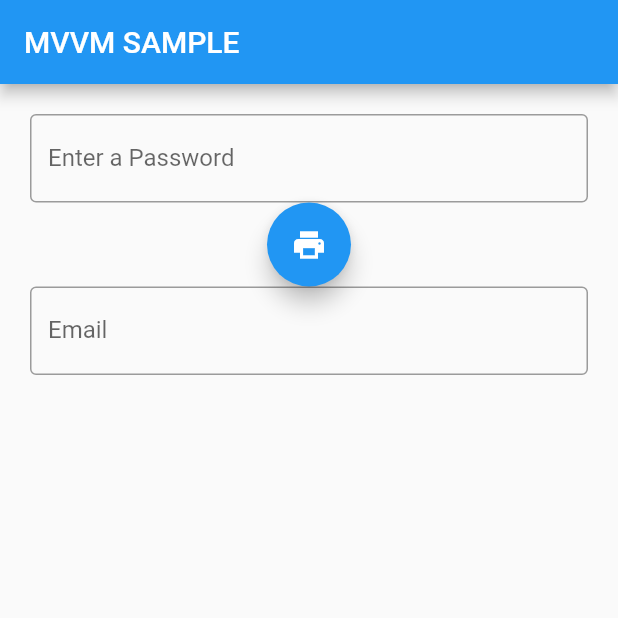
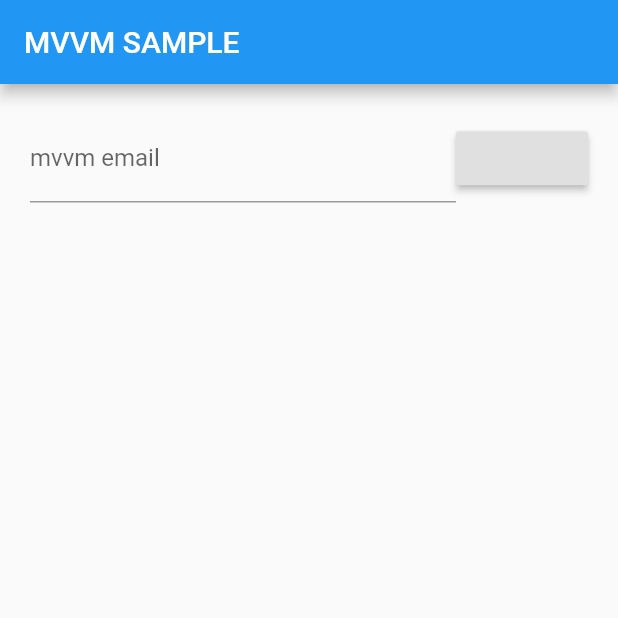
Before and after one commit to rekafekili/MobileProgramming, a Flutter app: the screen it shows after launch, on a phone screen of 412 x 824 dp, the top half of it. Run offline on Flutter 3.47's test engine with Material 2 defaults, Android fonts, the phone set to English and light mode, and no system bars.

Commit message:
Simply Make MVVM App in Flutter : "Finish"

```diff
--- a/flutter_mvvm_example/lib/view/main.dart
+++ b/flutter_mvvm_example/lib/view/main.dart
@@ -1,4 +1,5 @@
 import 'package:flutter/material.dart';
+import 'package:fluttermvvmexample/viewmodel/main_viewmodel.dart';
 
 void main() {
   runApp(MyApp());
@@ -29,21 +30,12 @@ class _MyHomePageState extends State<MyHomePage> {
   var _isEmailValid;
   var _emailErrorText;
 
+  final _viewModel = SubscriptionViewModelImpl();
+
   @override
   void initState() {
-    textFieldController.addListener(() {
-      var email = textFieldController.text;
-      var isValid = EmailValidator.isEmailValid(email);
-      var errorText;
-      if (!isValid) {
-        errorText = "Invalid Email";
-      }
-
-      setState(() {
-        _isEmailValid = isValid;
-        _emailErrorText = errorText;
-      });
-    });
+    textFieldController.addListener(
+        () => _viewModel.inputMailText.add(textFieldController.text));
     super.initState();
   }
 
@@ -55,36 +47,30 @@ class _MyHomePageState extends State<MyHomePage> {
           margin: EdgeInsets.fromLTRB(20, 20, 20, 20),
           child: Column(
             children: <Widget>[
-              TextField(
-                controller: textFieldController,
-                obscureText: true,
-                decoration: InputDecoration(
-                    border: OutlineInputBorder(),
-                    labelText: 'Enter a Password'),
-              ),
-              FloatingActionButton(
-                child: Icon(Icons.print),
-                onPressed: () => showDialog(
-                    context: context,
-                    builder: (context) {
-                      return AlertDialog(
-                        content: Text(textFieldController.text),
-                      );
-                    }),
-              ),
               Row(
                 mainAxisAlignment: MainAxisAlignment.center,
                 children: <Widget>[
                   Expanded(
-                    child: TextField(
-                      controller: textFieldController,
-                      keyboardType: TextInputType.emailAddress,
-                      decoration: InputDecoration(
-                          border: OutlineInputBorder(),
-                          labelText: "Email",
-                          errorText: _emailErrorText),
+                    child: StreamBuilder<String>(
+                      stream: _viewModel.outputErrorText,
+                      builder: (context, snapshot) {
+                        return TextField(
+                          controller: textFieldController,
+                          keyboardType: TextInputType.emailAddress,
+                          decoration: InputDecoration(
+                              labelText: "mvvm email",
+                              errorText: snapshot.data),
+                        );
+                      },
                     ),
                   ),
+                  StreamBuilder(
+                      stream: _viewModel.outputIsButtonEnabled,
+                      builder: (context, snapshot) {
+                        return RaisedButton(
+                          onPressed: () {},
+                        );
+                      })
                 ],
               )
             ],
@@ -92,9 +78,3 @@ class _MyHomePageState extends State<MyHomePage> {
     );
   }
 }
-
-class EmailValidator {
-  static isEmailValid(String str) {
-    return str.contains("@");
-  }
-}
--- a/flutter_mvvm_example/lib/viewmodel/main_viewmodel.dart
+++ b/flutter_mvvm_example/lib/viewmodel/main_viewmodel.dart
@@ -1,27 +1,33 @@
-//import 'dart:async';
-//
-//abstract class SubscriptionViewModel {
-//  Sink get inputMailText;
-//  Stream<bool> get outputIsButtonEnabled;
-//  Stream<String> get outputErrorText;
-//
-//  void dispose();
-//}
-//
-//class SubscriptionViewModelImpl implements SubscriptionViewModel {
-//  var _mailTextController = StreamController<String>.broadcast();
-//
-//  @override
-//  Sink get inputMailText => _mailTextController;
-//
-//  @override
-//  Stream<bool> get outputIsButtonEnabled => _mailTextController.stream
-//      .map((email) => EmailValidater.isEmailValid(email));
-//
-//  @override
-//  Stream<String> get outputErrorText => outputIsButtonEnabled
-//      .map((isEnabled) => isEnabled ? null : "Invalid email");
-//
-//  @override
-//  void dispose() => _mailTextController.close()
-//}
+import 'dart:async';
+
+abstract class SubscriptionViewModel {
+  Sink get inputMailText;
+  Stream<bool> get outputIsButtonEnabled;
+  Stream<String> get outputErrorText;
+
+  void dispose();
+}
+
+class SubscriptionViewModelImpl implements SubscriptionViewModel {
+  var _mailTextController = StreamController<String>.broadcast();
+
+  @override
+  Sink get inputMailText => _mailTextController;
+
+  @override
+  Stream<bool> get outputIsButtonEnabled => _mailTextController.stream
+      .map((email) => EmailValidator.isEmailValid(email));
+
+  @override
+  Stream<String> get outputErrorText => outputIsButtonEnabled
+      .map((isEnabled) => isEnabled ? null : "Invalid email");
+
+  @override
+  void dispose() => _mailTextController.close();
+}
+
+class EmailValidator {
+  static isEmailValid(String str) {
+    return str.contains("@");
+  }
+}
```
